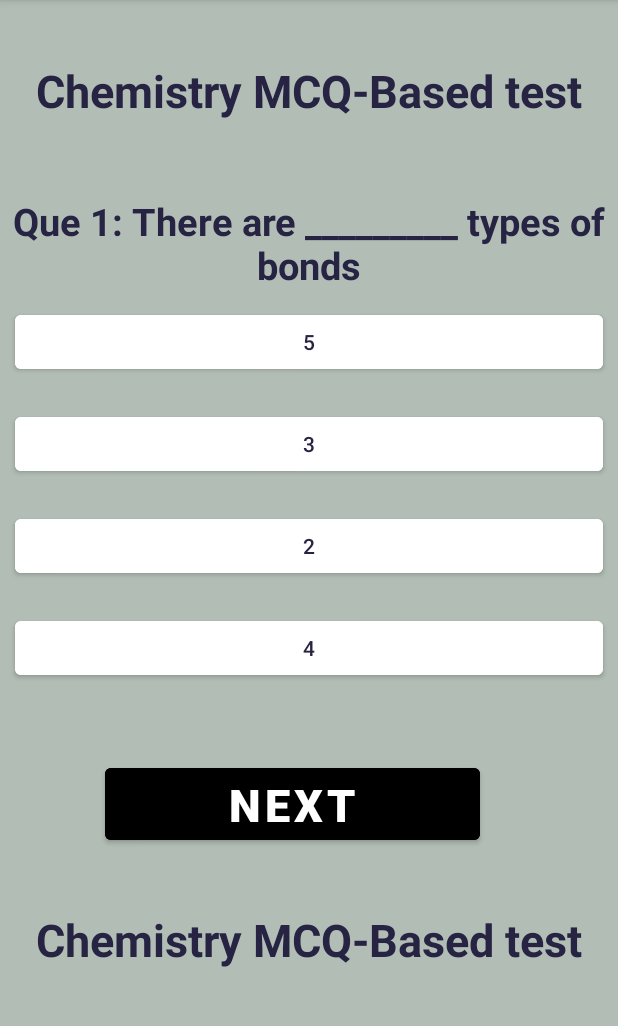
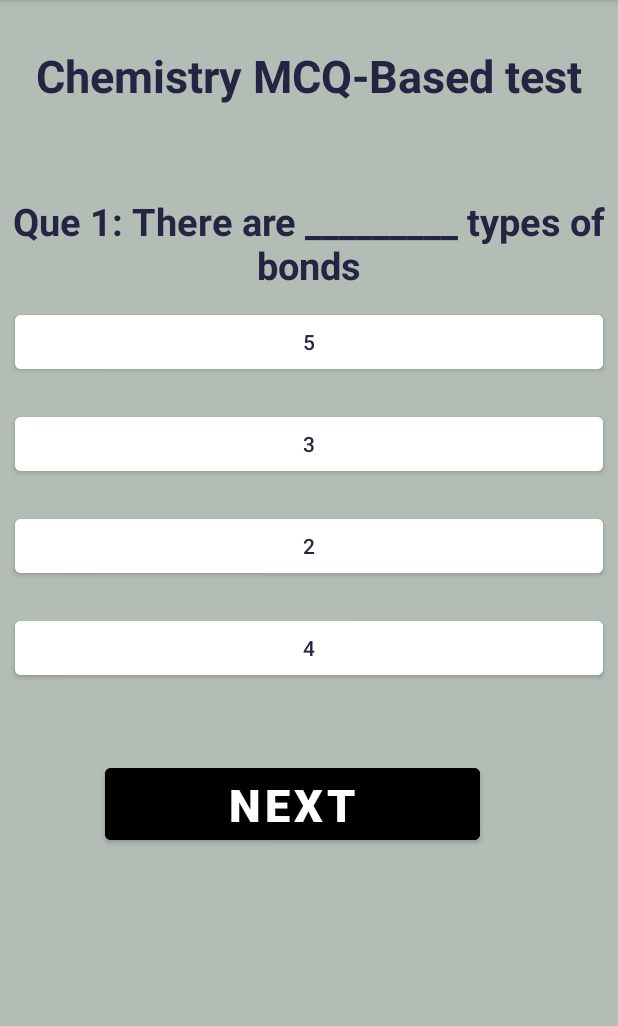
Before and after one commit to alishbamahmood/Assignment-02, an Android app: the screen it shows after launch (MainActivity), on a phone screen of 412 x 824 dp, the part 84-1110 px from its top. Run offline under Robolectric (Android 15) with nearby library versions, the phone set to English and light mode, and no system bars.

Commit message:
Commit-15

```diff
--- a/app/src/main/java/com/example/quizapp/MainActivity.java
+++ b/app/src/main/java/com/example/quizapp/MainActivity.java
@@ -162,10 +162,7 @@ public class MainActivity extends AppCompatActivity {
         next.setOnClickListener(new View.OnClickListener() {
             @Override
             public void onClick(View view) {
-                TextView a;
-                a=findViewById(R.id.a);
-                a.setText(answer);
-                //System.out.println(answer);
+
                 String[] array = new String[]{quizQues.get(i).getQue(),quizQues.get(i).getAnswer(),answer};
                 queAns.add(array);
                 if(quizQues.get(i).getAnswer().trim().toLowerCase().equals(answer.trim().toLowerCase()))
--- a/app/src/main/res/layout/activity_main.xml
+++ b/app/src/main/res/layout/activity_main.xml
@@ -11,7 +11,7 @@
     <TextView
         android:layout_width="match_parent"
         android:layout_height="wrap_content"
-        android:layout_marginTop="40sp"
+        android:layout_marginTop="30sp"
         android:id="@+id/course"
 
         android:text="Chemistry MCQ-Based test"
@@ -113,20 +113,7 @@
             >
         </Button>
 
-        <TextView
-            android:layout_width="match_parent"
-            android:layout_height="wrap_content"
-            android:layout_marginTop="40sp"
-            android:id="@+id/a"
 
-            android:text="Chemistry MCQ-Based test"
-            android:textColor="#272343"
-            android:textAlignment="center"
-            android:gravity="center"
-            android:textStyle="bold"
-            android:textSize="30sp"
-            >
-        </TextView>
     </LinearLayout>
 
 <LinearLayout
@@ -147,17 +134,17 @@
             android:layout_height="wrap_content"
             android:text="Score: "
             android:textStyle="bold"
-            android:textAlignment="center"
+            android:layout_marginLeft="25dp"
             android:textSize="20dp"
             android:textColor="@color/purple_500"
-            android:layout_marginTop="120sp"
+            android:layout_marginTop="100sp"
             />
 
         <LinearLayout
             android:layout_width="wrap_content"
             android:layout_height="wrap_content"
             android:layout_below="@+id/scoreView"
-            android:layout_marginTop="18dp"
+            android:layout_marginTop="16dp"
             android:orientation="horizontal"
             android:id="@+id/Q"
             >
@@ -176,9 +163,9 @@
 
 
             <TextView
-                android:layout_width="60sp"
+                android:layout_width="70sp"
                 android:layout_height="wrap_content"
-                android:layout_marginRight="20sp"
+                android:layout_marginRight="10sp"
                 android:text="ANSWER"
                 android:textSize="15sp"
                 android:layout_marginLeft="10dp"
@@ -214,16 +201,18 @@
                 android:layout_width="190sp"
                 android:layout_height="wrap_content"
                 android:textSize="15sp"
+                android:textColor="@color/black"
                 android:text="q1"
                 android:id="@+id/q1"
                 />
 
 
             <TextView
-                android:layout_width="60sp"
+                android:layout_width="70sp"
                 android:layout_height="wrap_content"
-                android:layout_marginRight="20sp"
+                android:layout_marginRight="10sp"
                 android:text="correct"
+                android:textAlignment="center"
                 android:background="#008000"
                 android:textSize="15sp"
                 android:layout_marginLeft="10dp"
@@ -235,7 +224,9 @@
                 android:textSize="15sp"
                 android:text="ans"
                 android:layout_marginRight="10dp"
+                android:textAlignment="center"
                 android:id="@+id/enteredAns1"
+                android:textColor="@color/black"
                 />
         </LinearLayout>
 
@@ -250,6 +241,7 @@
                 android:layout_marginLeft="20sp"
                 android:layout_width="190sp"
                 android:layout_height="wrap_content"
+                android:textColor="@color/black"
                 android:textSize="15sp"
                 android:text="q2"
                 android:id="@+id/q2"
@@ -257,12 +249,13 @@
 
 
             <TextView
-                android:layout_width="60sp"
+                android:layout_width="70sp"
                 android:layout_height="wrap_content"
-                android:layout_marginRight="20sp"
+                android:layout_marginRight="10sp"
                 android:text="correct"
                 android:layout_marginLeft="10dp"
                 android:background="#008000"
+                android:textAlignment="center"
                 android:textSize="15sp"
                 android:id="@+id/corrAns2"
                 />
@@ -272,7 +265,9 @@
                 android:textSize="15sp"
                 android:text="ans"
                 android:layout_marginRight="10dp"
+                android:textAlignment="center"
                 android:id="@+id/enteredAns2"
+                android:textColor="@color/black"
                 />
         </LinearLayout>
 
@@ -291,18 +286,20 @@
                 android:layout_width="190sp"
                 android:layout_height="wrap_content"
                 android:textSize="15sp"
+                android:textColor="@color/black"
                 android:text="q3"
                 android:id="@+id/q3"
                 />
 
 
             <TextView
-                android:layout_width="60sp"
+                android:layout_width="70sp"
                 android:layout_height="wrap_content"
-                android:layout_marginRight="20sp"
+                android:layout_marginRight="10sp"
                 android:text="correct"
                 android:layout_marginLeft="10dp"
                 android:background="#008000"
+                android:textAlignment="center"
                 android:textSize="15sp"
                 android:id="@+id/corrAns3"
                 />
@@ -312,7 +309,9 @@
                 android:textSize="15sp"
                 android:layout_marginRight="10dp"
                 android:text="ans"
+                android:textAlignment="center"
                 android:id="@+id/enteredAns3"
+                android:textColor="@color/black"
                 />
         </LinearLayout>
 
@@ -328,6 +327,7 @@
                 android:layout_marginLeft="20sp"
                 android:layout_width="190sp"
                 android:layout_height="wrap_content"
+                android:textColor="@color/black"
                 android:textSize="15sp"
                 android:text="q4"
                 android:id="@+id/q4"
@@ -335,13 +335,14 @@
 
 
             <TextView
-                android:layout_width="60sp"
+                android:layout_width="70sp"
                 android:layout_height="wrap_content"
-                android:layout_marginRight="20sp"
+                android:layout_marginRight="10sp"
                 android:text="correct"
                 android:layout_marginLeft="10dp"
                 android:background="#008000"
                 android:textSize="15sp"
+                android:textAlignment="center"
                 android:id="@+id/corrAns4"
                 />
             <TextView
@@ -349,8 +350,10 @@
                 android:layout_height="wrap_content"
                 android:textSize="15sp"
                 android:text="ans"
+                android:textAlignment="center"
                 android:layout_marginRight="10dp"
                 android:id="@+id/enteredAns4"
+                android:textColor="@color/black"
                 />
         </LinearLayout>
 
@@ -366,6 +369,7 @@
             >
             <TextView
                 android:layout_marginLeft="20sp"
+                android:textColor="@color/black"
                 android:layout_width="190sp"
                 android:layout_height="wrap_content"
                 android:textSize="15sp"
@@ -375,13 +379,14 @@
 
 
             <TextView
-                android:layout_width="60sp"
+                android:layout_width="70sp"
                 android:layout_height="wrap_content"
-                android:layout_marginRight="20sp"
+                android:layout_marginRight="10sp"
                 android:text="correct"
                 android:layout_marginLeft="10dp"
                 android:background="#008000"
                 android:textSize="15sp"
+                android:textAlignment="center"
                 android:id="@+id/corrAns5"
                 />
             <TextView
@@ -390,7 +395,9 @@
                 android:textSize="15sp"
                 android:text="ans"
                 android:layout_marginRight="10dp"
+                android:textAlignment="center"
                 android:id="@+id/enteredAns5"
+                android:textColor="@color/black"
                 />
         </LinearLayout>
 
@@ -408,6 +415,7 @@
                 android:layout_marginLeft="20sp"
                 android:layout_width="190sp"
                 android:layout_height="wrap_content"
+                android:textColor="@color/black"
                 android:textSize="15sp"
                 android:text="q6"
                 android:id="@+id/q6"
@@ -415,22 +423,25 @@
 
 
             <TextView
-                android:layout_width="60sp"
+                android:layout_width="70sp"
                 android:layout_height="wrap_content"
-                android:layout_marginRight="20sp"
+                android:layout_marginRight="10sp"
                 android:text="correct"
                 android:layout_marginLeft="10dp"
                 android:background="#008000"
+                android:textAlignment="center"
                 android:textSize="15sp"
                 android:id="@+id/corrAns6"
                 />
             <TextView
                 android:layout_width="60sp"
                 android:layout_height="wrap_content"
+                android:textAlignment="center"
                 android:textSize="15sp"
                 android:text="ans"
                 android:layout_marginRight="10dp"
                 android:id="@+id/enteredAns6"
+                android:textColor="@color/black"
                 />
         </LinearLayout>
 
@@ -449,6 +460,7 @@
                 android:layout_marginLeft="20sp"
                 android:layout_width="190sp"
                 android:layout_height="wrap_content"
+                android:textColor="@color/black"
                 android:textSize="15sp"
                 android:text="q7"
                 android:id="@+id/q7"
@@ -456,12 +468,13 @@
 
 
             <TextView
-                android:layout_width="60sp"
+                android:layout_width="70sp"
                 android:layout_height="wrap_content"
-                android:layout_marginRight="20sp"
+                android:layout_marginRight="10sp"
                 android:text="correct"
                 android:layout_marginLeft="10dp"
                 android:background="#008000"
+                android:textAlignment="center"
                 android:textSize="15sp"
                 android:id="@+id/corrAns7"
                 />
@@ -471,7 +484,9 @@
                 android:textSize="15sp"
                 android:text="ans"
                 android:layout_marginRight="10dp"
+                android:textAlignment="center"
                 android:id="@+id/enteredAns7"
+                android:textColor="@color/black"
                 />
         </LinearLayout>
 
@@ -488,6 +503,7 @@
                 android:layout_marginLeft="20sp"
                 android:layout_width="190sp"
                 android:layout_height="wrap_content"
+                android:textColor="@color/black"
                 android:textSize="15sp"
                 android:text="q8"
                 android:id="@+id/q8"
@@ -495,12 +511,13 @@
 
 
             <TextView
-                android:layout_width="60sp"
+                android:layout_width="70sp"
                 android:layout_height="wrap_content"
-                android:layout_marginRight="20sp"
+                android:layout_marginRight="10sp"
                 android:text="correct"
                 android:layout_marginLeft="10dp"
                 android:background="#008000"
+                android:textAlignment="center"
                 android:textSize="15sp"
                 android:id="@+id/corrAns8"
                 />
@@ -510,7 +527,9 @@
                 android:textSize="15sp"
                 android:text="ans"
                 android:layout_marginRight="10dp"
+                android:textAlignment="center"
                 android:id="@+id/enteredAns8"
+                android:textColor="@color/black"
                 />
         </LinearLayout>
 
@@ -530,16 +549,18 @@
                 android:textSize="15sp"
                 android:text="q9"
                 android:id="@+id/q9"
+                android:textColor="@color/black"
                 />
 
 
             <TextView
-                android:layout_width="60sp"
+                android:layout_width="70sp"
                 android:layout_height="wrap_content"
-                android:layout_marginRight="20sp"
+                android:layout_marginRight="10sp"
                 android:text="correct"
                 android:layout_marginLeft="10dp"
                 android:background="#008000"
+                android:textAlignment="center"
                 android:textSize="15sp"
                 android:id="@+id/corrAns9"
                 />
@@ -549,7 +570,9 @@
                 android:textSize="15sp"
                 android:text="ans"
                 android:layout_marginRight="10dp"
+                android:textAlignment="center"
                 android:id="@+id/enteredAns9"
+                android:textColor="@color/black"
                 />
         </LinearLayout>
 
@@ -567,18 +590,20 @@
                 android:layout_width="190sp"
                 android:layout_height="wrap_content"
                 android:textSize="15sp"
+                android:textColor="@color/black"
                 android:text="q10"
                 android:id="@+id/q10"
                 />
 
 
             <TextView
-                android:layout_width="60sp"
+                android:layout_width="70sp"
                 android:layout_height="wrap_content"
-                android:layout_marginRight="20sp"
+                android:layout_marginRight="10sp"
                 android:text="correct"
                 android:layout_marginLeft="10dp"
                 android:background="#008000"
+                android:textAlignment="center"
                 android:textSize="15sp"
                 android:id="@+id/corrAns10"
                 />
@@ -588,7 +613,9 @@
                 android:textSize="15sp"
                 android:text="ans"
                 android:layout_marginRight="10dp"
+                android:textAlignment="center"
                 android:id="@+id/enteredAns10"
+                android:textColor="@color/black"
                 />
         </LinearLayout>
 
```
